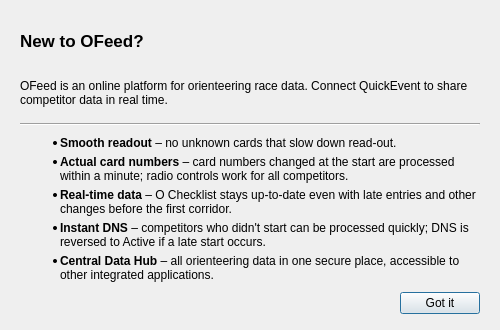
tkafka/quickevent, file quickevent/app/quickevent/plugins/Event/src/services/ofeed/ofeedwelcomedialog.ui: the form before one commit.
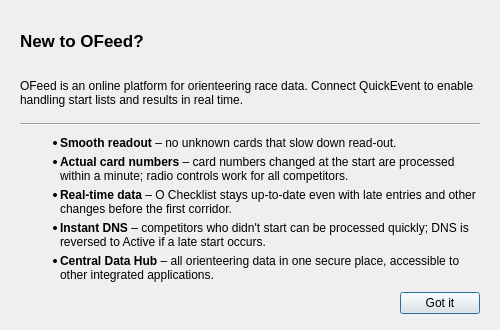
The form after the commit.

Commit message: feat: adjust welcome dialog

The edit to the form file:
```diff
--- a/quickevent/app/quickevent/plugins/Event/src/services/ofeed/ofeedwelcomedialog.ui
+++ b/quickevent/app/quickevent/plugins/Event/src/services/ofeed/ofeedwelcomedialog.ui
@@ -45,7 +45,7 @@
    <item>
     <widget class="QLabel" name="lbDescription">
      <property name="text">
-      <string>OFeed is an online platform for orienteering race data. Connect QuickEvent to share competitor data in real time.</string>
+      <string>OFeed is an online platform for orienteering race data. Connect QuickEvent to enable handling start lists and results in real time.</string>
      </property>
      <property name="wordWrap">
       <bool>true</bool>
```
The commit also changes 2 other files.
